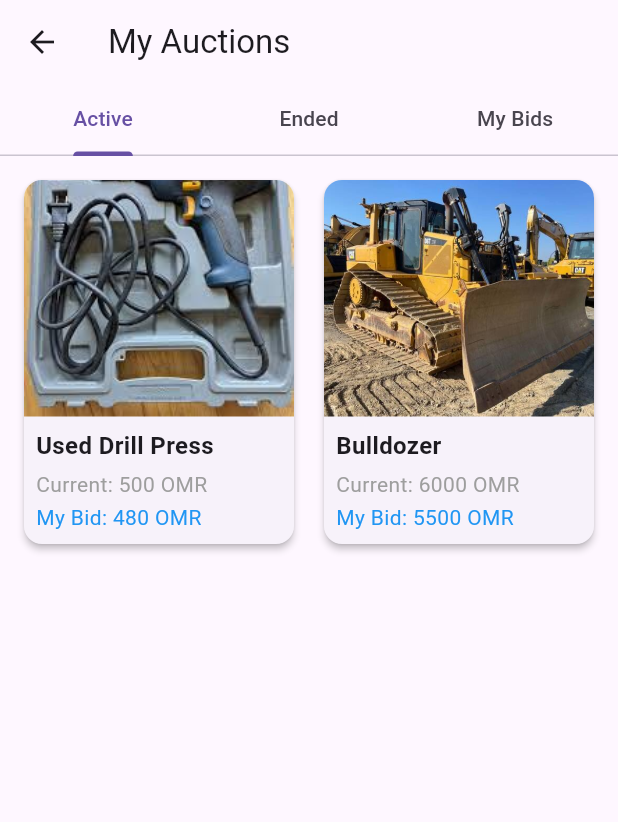
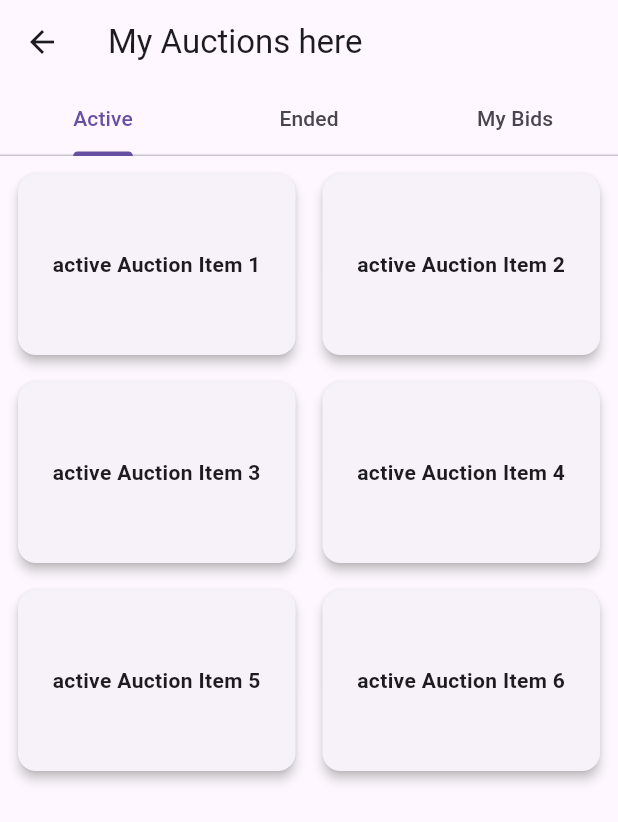
Before and after one commit to redx17775/smart_auction_platform, a Flutter app: the AuctionsPage screen opened directly, on a phone screen of 412 x 824 dp. Shown: the top 822 px of the screen. Run offline on Flutter 3.47's test engine with Material 3 defaults, Android fonts, the phone set to English and light mode, and no system bars; our stand-ins replace cloud_firestore, firebase_core, image_picker; missing offline and left inert: forui; accounts and stored records are empty.

Commit message:
Update auctions_page.dart

```diff
--- a/lib/pages/auctions_page.dart
+++ b/lib/pages/auctions_page.dart
@@ -1,124 +1,7 @@
 import 'package:flutter/material.dart';
-import 'package:smart_auction_platform/pages/auction_details_page.dart';
 
 class AuctionsPage extends StatelessWidget {
   const AuctionsPage({super.key});
-
-  // Sample auction data
-  final List<Map<String, String>> activeAuctions = const [
-    {'image': 'drill.jpg', 'title': 'Used Drill Press', 'price': '500 OMR', 'myBid': '480 OMR'},
-    {'image': 'Dozer.jpg', 'title': 'Bulldozer', 'price': '6000 OMR', 'myBid': '5500 OMR'},
-  ];
-
-  final List<Map<String, String>> endedAuctions = const [
-    {'image': 'Frontier.jpg', 'title': 'Frontier Tool', 'price': '52 OMR', 'myBid': '50 OMR'},
-  ];
-
-  final List<Map<String, String>> myBids = const [
-    {'image': 'drill.jpg', 'title': 'Used Drill Press', 'price': '500 OMR', 'myBid': '480 OMR'},
-    {'image': 'Dozer.jpg', 'title': 'Bulldozer', 'price': '6000 OMR', 'myBid': '5500 OMR'},
-    {'image': 'Frontier.jpg', 'title': 'Frontier Tool', 'price': '52 OMR', 'myBid': '50 OMR'},
-  ];
-
-  String _getDescription(String title) {
-    switch (title) {
-      case 'Used Drill Press':
-        return 'A well-maintained used drill press for metalworking.';
-      case 'Bulldozer':
-        return 'Heavy-duty bulldozer for construction and earthmoving.';
-      case 'Frontier Tool':
-        return 'Reliable tool for various frontier tasks.';
-      default:
-        return 'Auction item description.';
-    }
-  }
-
-  Widget _buildAuctionGrid(List<Map<String, String>> items) {
-    return Padding(
-      padding: const EdgeInsets.all(12.0),
-      child: GridView.builder(
-        gridDelegate: const SliverGridDelegateWithFixedCrossAxisCount(
-          crossAxisCount: 2,
-          crossAxisSpacing: 12,
-          mainAxisSpacing: 12,
-          childAspectRatio: 0.75,
-        ),
-        itemCount: items.length,
-        itemBuilder: (context, index) {
-          final item = items[index];
-          return _auctionGridItem(context, item);
-        },
-      ),
-    );
-  }
-
-  Widget _auctionGridItem(BuildContext context, Map<String, String> item) {
-    return GestureDetector(
-      onTap: () {
-        Navigator.push(
-          context,
-          MaterialPageRoute(
-            builder: (_) => AuctionDetailsPage(
-              imagePath: 'assets/images/${item['image']}',
-              title: item['title']!,
-              currentBid: item['price']!,
-              description: _getDescription(item['title']!),
-            ),
-          ),
-        );
-      },
-      child: Card(
-        elevation: 2,
-        shape: RoundedRectangleBorder(
-          borderRadius: BorderRadius.circular(12),
-        ),
-        child: Column(
-          crossAxisAlignment: CrossAxisAlignment.start,
-          children: [
-            Expanded(
-              child: ClipRRect(
-                borderRadius: const BorderRadius.vertical(
-                    top: Radius.circular(12)),
-                child: Image.asset(
-                  'assets/images/${item['image']}',
-                  width: double.infinity,
-                  fit: BoxFit.cover,
-                ),
-              ),
-            ),
-            Padding(
-              padding: const EdgeInsets.all(8.0),
-              child: Column(
-                crossAxisAlignment: CrossAxisAlignment.start,
-                children: [
-                  Text(
-                    item['title']!,
-                    style: const TextStyle(
-                        fontWeight: FontWeight.bold,
-                        fontSize: 16),
-                  ),
-                  const SizedBox(height: 4),
-                  Text(
-                    'Current: ${item['price']}',
-                    style: const TextStyle(
-                        color: Colors.grey,
-                        fontSize: 14),
-                  ),
-                  const SizedBox(height: 2),
-                  Text(
-                    'My Bid: ${item['myBid']}',
-                    style: const TextStyle(
-                        color: Colors.blue,
-                        fontSize: 14),
-                  ),
-                ],
-              ),
-            ),
-          ],
-        ),
-      ),
-    );
-  }
 
   @override
   Widget build(BuildContext context) {
@@ -126,7 +9,7 @@ class AuctionsPage extends StatelessWidget {
       length: 3,
       child: Scaffold(
         appBar: AppBar(
-          title: const Text('My Auctions'),
+          title: const Text('My Auctions here'),
           bottom: const TabBar(
             tabs: [
               Tab(text: 'Active'),
@@ -135,14 +18,56 @@ class AuctionsPage extends StatelessWidget {
             ],
           ),
         ),
-        body: TabBarView(
+        body: const TabBarView(
           children: [
-            _buildAuctionGrid(activeAuctions),
-            _buildAuctionGrid(endedAuctions),
-            _buildAuctionGrid(myBids),
+            AuctionGridView(type: 'active'),
+            AuctionGridView(type: 'ended'),
+            AuctionGridView(type: 'myBids'),
           ],
         ),
       ),
     );
   }
 }
+
+class AuctionGridView extends StatelessWidget {
+  final String type;
+
+  const AuctionGridView({super.key, required this.type});
+
+  // Dummy data
+  List<String> _getItems() {
+    return List.generate(6, (index) => '$type Auction Item ${index + 1}');
+  }
+
+  @override
+  Widget build(BuildContext context) {
+    final items = _getItems();
+
+    return Padding(
+      padding: const EdgeInsets.all(8.0),
+      child: GridView.builder(
+        itemCount: items.length,
+        gridDelegate: const SliverGridDelegateWithFixedCrossAxisCount(
+          crossAxisCount: 2, // Two items per row
+          crossAxisSpacing: 10,
+          mainAxisSpacing: 10,
+          childAspectRatio: 3 / 2,
+        ),
+        itemBuilder: (context, index) {
+          return Card(
+            elevation: 3,
+            shape: RoundedRectangleBorder(borderRadius: BorderRadius.circular(12)),
+            child: Center(
+              child: Text(
+                items[index],
+                style: const TextStyle(fontWeight: FontWeight.bold),
+                textAlign: TextAlign.center,
+              ),
+            ),
+          );
+        },
+      ),
+    );
+  }
+}
```
